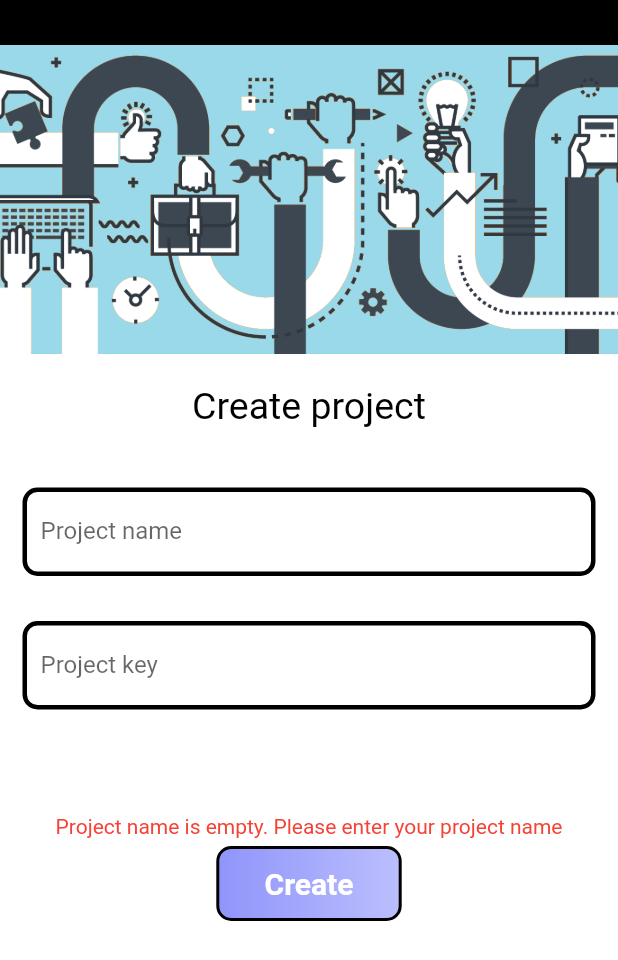
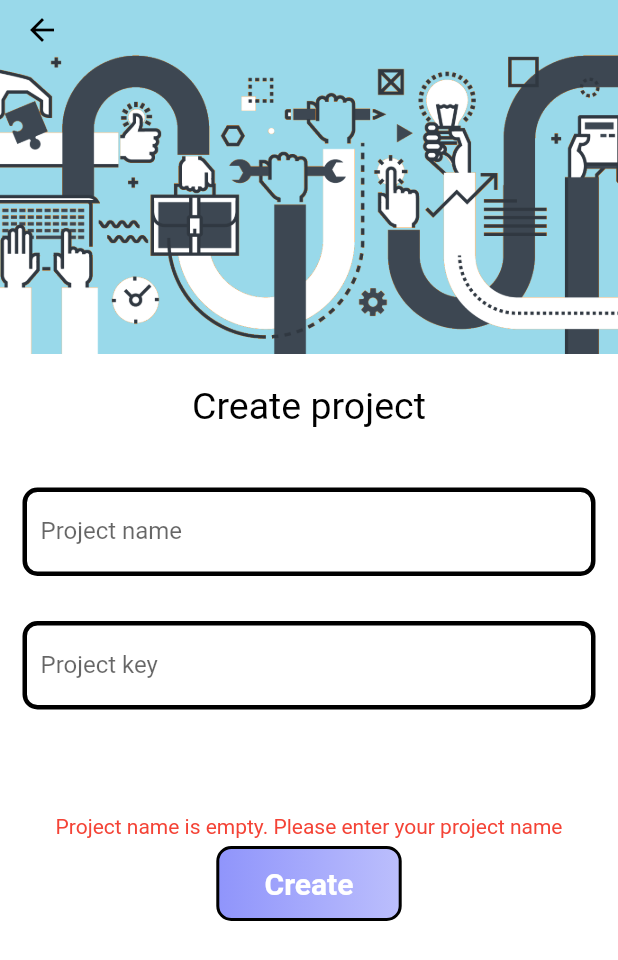
Before and after one commit to lmtri-fit-hcmus/jira_mobile, a Flutter app: the CreateProject screen opened directly with empty values, after a tap on "Create", on a phone screen of 412 x 824 dp. Shown: the top 960 px of the screen. Run offline on Flutter 3.47's test engine with Material 2 defaults, Android fonts, the phone set to English and light mode, and no system bars; our stand-ins replace community_material_icon, expandable, font_awesome_flutter, get_it, quickalert and 1 more; missing offline and left inert: dart:ffi, footer, mongo_dart, password_text_field; accounts and stored records are empty.

Commit message:
merge code 7th Jan

```diff
--- a/lib/networks/account_request.dart
+++ b/lib/networks/account_request.dart
@@ -111,7 +111,7 @@ class AccountRequest {
       String id, String newPass, List<User> list) async {
     var acc = await LoadServer();
     await acc.updateOne(
-        where.eq('accountId', id), modify.set('password', newPass));
+        where.eq('_id',ObjectId.fromHexString(id)), modify.set('password', newPass));
     closeDB();
   }
 }
--- a/lib/pages/create_epic_page.dart
+++ b/lib/pages/create_epic_page.dart
@@ -26,7 +26,7 @@ class _CreateEpicPageWidgetState extends State<CreateEpicPageWidget> {
   TextEditingController? textController1;
   TextEditingController? textController2;
   DateTime? datePicked2;
-  late List<User> member_list;
+  late List<User> member_list = [];
   User? pickedAssignee;
   late User pickedReporter;
   final scaffoldKey = GlobalKey<ScaffoldState>();
--- a/lib/pages/create_project_page.dart
+++ b/lib/pages/create_project_page.dart
@@ -40,7 +40,8 @@ class _CreateProjectPage extends State<CreateProject> {
   void createProject() async {
     var name = projectName;
     var key = projectKey;
-    var avatar = "https://encrypted-tbn0.gstatic.com/images?q=tbn:ANd9GcTq8lnfQkQZioZCMqDjQrRaU7r438bhXKGtgQ&usqp=CAU";
+    var avatar =
+        "https://encrypted-tbn0.gstatic.com/images?q=tbn:ANd9GcTq8lnfQkQZioZCMqDjQrRaU7r438bhXKGtgQ&usqp=CAU";
     var leader = stringToObjId(widget.userId);
     var start_date = DateFormat('yyyy-MM-dd').format(DateTime.now());
     var members = [stringToObjId(widget.userId)];
@@ -48,20 +49,15 @@ class _CreateProjectPage extends State<CreateProject> {
     var coll = GetIt.instance<AppDB>().main_db.collection('projects');
     await coll.insertOne(<String, dynamic>{
       '_id': id,
-      'name' : name,
-      'key' : key,
-      'avatar' : avatar,
-      'leader' : leader,
-      'start_date' : start_date,
-      'members' : members
+      'name': name,
+      'key': key,
+      'avatar': avatar,
+      'leader': leader,
+      'start_date': start_date,
+      'members': members
     }).then((value) => {
-      if (value.isSuccess) {
-        print('success!')
-      }
-      else {
-        print('error!')
-      }
-    });
+          if (value.isSuccess) {print('success!')} else {print('error!')}
+        });
   }
 
   @override
@@ -85,7 +81,8 @@ class _CreateProjectPage extends State<CreateProject> {
         "Project name is empty. Please enter your project name";
     String projectKeyEmpty =
         "Project key is empty. Please enter your project key";
-
+    String projectKeyTooLong =
+        "Project key must not exceed 10 characters in length";
     // xu li create project
     void checkNewProject() {
       errStr = '';
@@ -99,6 +96,12 @@ class _CreateProjectPage extends State<CreateProject> {
       if (projectKey.isEmpty) {
         setState(() {
           errStr = projectKeyEmpty;
+        });
+        return;
+      }
+      if (projectKey.length > 10) {
+        setState(() {
+          errStr = projectKeyTooLong;
         });
         return;
       }
@@ -122,17 +125,26 @@ class _CreateProjectPage extends State<CreateProject> {
       if (i == widget.projects.length && errStr == '') {
         // add project for account (leader = accountInfo.ID) and back previous page
         createProject();
-        GetIt.instance<AppInfo>().current_project = Project(id, projectName, projectKey, stringToObjId(widget.userId)
-                  ,"https://encrypted-tbn0.gstatic.com/images?q=tbn:ANd9GcTq8lnfQkQZioZCMqDjQrRaU7r438bhXKGtgQ&usqp=CAU", null, [], []);
-                  Navigator.push(context, MaterialPageRoute(builder: (context) => ProjectMainPageWidget()));
-        // next: detail_project_page
+        GetIt.instance<AppInfo>().current_project = Project(
+            id,
+            projectName,
+            projectKey,
+            stringToObjId(widget.userId),
+            "https://encrypted-tbn0.gstatic.com/images?q=tbn:ANd9GcTq8lnfQkQZioZCMqDjQrRaU7r438bhXKGtgQ&usqp=CAU",
+            null, [], []);
+        Navigator.pushReplacement(
+          context,
+          MaterialPageRoute(
+            builder: (context) => ProjectMainPageWidget(),
+          ),
+        );
       }
     }
 
     return Scaffold(
       backgroundColor: Colors.white,
       appBar: AppBar(
-        backgroundColor: Colors.black,
+        backgroundColor: Color(0xff99D9EA),
         elevation: 0,
         toolbarHeight: 30,
         leading: BackButton(
--- a/lib/pages/project_details_page.dart
+++ b/lib/pages/project_details_page.dart
@@ -38,7 +38,7 @@ class _ProjectDetailsPageWidgetState extends State<ProjectDetailsPageWidget> {
         leading: IconButton(
           icon: Icon(
             Icons.arrow_back,
-            color: Colors.cyanAccent,
+            color: Colors.black,
             size: 30,
           ),
           onPressed: () {
@@ -49,7 +49,7 @@ class _ProjectDetailsPageWidgetState extends State<ProjectDetailsPageWidget> {
           'Project details',
           style: TextStyle(
             fontFamily: 'Poppins',
-            color: Colors.cyanAccent,
+            color: Colors.black,
             fontSize: 20,
             fontWeight: FontWeight.w500,
           ),
--- a/lib/pages/project_features_page.dart
+++ b/lib/pages/project_features_page.dart
@@ -25,7 +25,7 @@ class _ProjectFeaturesPageWidgetState extends State<ProjectFeaturesPageWidget> {
         leading: IconButton(
           icon: Icon(
             Icons.arrow_back,
-            color: Colors.cyanAccent,
+            color: Colors.black,
             size: 30,
           ),
           onPressed: () {
@@ -36,7 +36,7 @@ class _ProjectFeaturesPageWidgetState extends State<ProjectFeaturesPageWidget> {
           'Features',
           style: TextStyle(
             fontFamily: 'Poppins',
-            color: Colors.cyanAccent,
+            color: Colors.black,
             fontSize: 20,
             fontWeight: FontWeight.w500,
           ),
--- a/lib/pages/project_main_page.dart
+++ b/lib/pages/project_main_page.dart
@@ -349,7 +349,7 @@ class _ProjectMainPageWidgetState extends State<ProjectMainPageWidget> {
         leading: IconButton(
           icon: Icon(
             Icons.arrow_back,
-            color: Colors.cyanAccent,
+            color: Colors.black,
             size: 30
           ),
           onPressed: () {
@@ -360,7 +360,7 @@ class _ProjectMainPageWidgetState extends State<ProjectMainPageWidget> {
           current_project.name,
           style: TextStyle(
             fontFamily: 'Poppins',
-            color: Colors.cyanAccent,
+            color: Colors.black,
             fontSize: 20,
             fontWeight: FontWeight.w500,
           ),
@@ -371,7 +371,7 @@ class _ProjectMainPageWidgetState extends State<ProjectMainPageWidget> {
             child: PopupMenuButton<int>(
               icon: Icon(
                 Icons.keyboard_control,
-                color: (view_idx >= 0 && view_idx <= 2) ? Colors.cyanAccent : Colors.transparent,
+                color: (view_idx >= 0 && view_idx <= 2) ? Colors.black : Colors.transparent,
                 size: 30,
               ),
               offset: Offset(-10, 40),
```
Also changed, not shown: lib/pages/change_password_page.dart (+13 -5 lines), lib/pages/home_screen_page.dart (+4 -3 lines), lib/pages/project_settings_view.dart (+34 -23 lines), lib/pages/signup_page.dart (+14 -1 lines).
